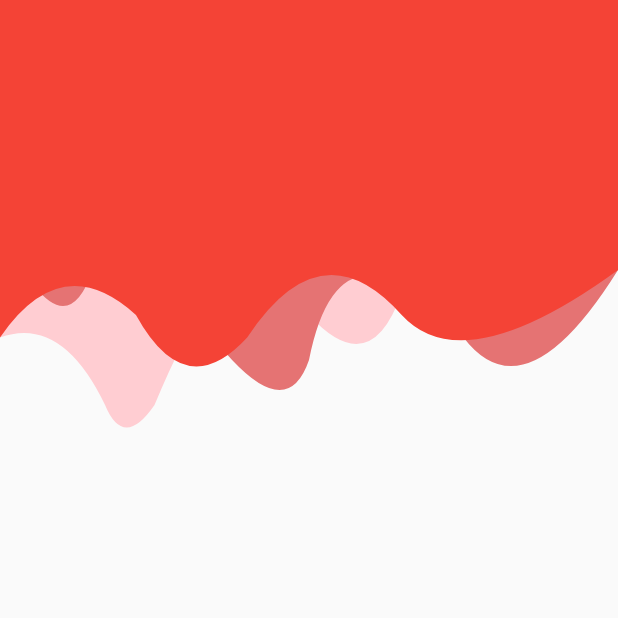
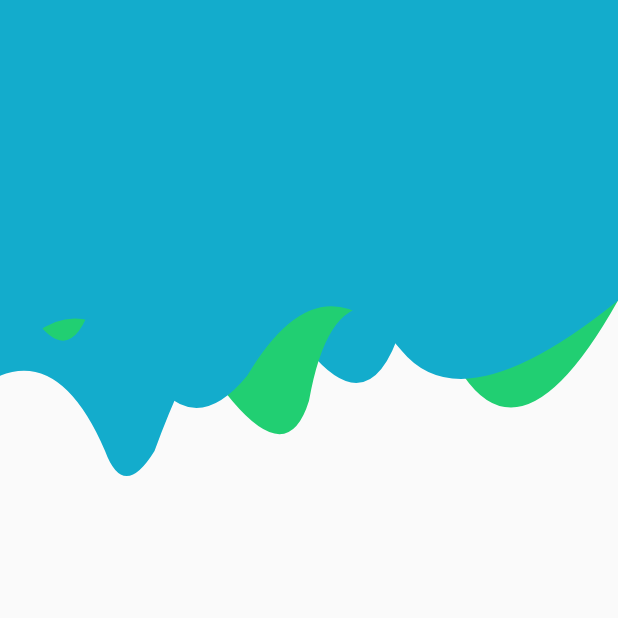
Before and after one commit to xaakib/demo_player, a Flutter app: the screen it shows after launch, on a phone screen of 412 x 824 dp, the top half of it. Run offline on Flutter 3.47's test engine with Material 2 defaults, Android fonts, the phone set to English and light mode, and no system bars.

Commit message:
colors collection is not correct

```diff
--- a/lib/theme/colors.dart
+++ b/lib/theme/colors.dart
@@ -2,9 +2,9 @@
 import 'dart:ui';
 import 'package:flutter/material.dart';
 
-Color colorOne = Colors.red;
-Color colorTwo = Colors.red[300];
-Color colorThree = Colors.red[100];
+Color colorOne = Color(0xff13ACCC);
+Color colorTwo = Color(0xff21CF72);
+Color colorThree = Color(0xff13ACCC);
 
 final appTheme = ThemeData(
   primarySwatch: Colors.red,
--- a/lib/widgets/tabbar_curve.dart
+++ b/lib/widgets/tabbar_curve.dart
@@ -6,7 +6,7 @@ class TopBar extends StatelessWidget {
   Widget build(BuildContext context) {
     return CustomPaint(
       child: Container(
-        height: 300.0,
+        height: 334.0,
       ),
       painter: CurvePainter(),
     );
@@ -21,7 +21,7 @@ class CurvePainter extends CustomPainter{
 
 
   path.lineTo(0, size.height *0.75);
-  path.quadraticBezierTo(size.width* 0.10, size.height*0.70, size.width*0.17, size.height*0.90);
+  path.quadraticBezierTo(size.width* 0.10, size.height*0.70, size.width*0.17, size.height*.90);
   path.quadraticBezierTo(size.width*0.20, size.height, size.width*0.25, size.height*0.90);
   path.quadraticBezierTo(size.width*0.40, size.height*0.40, size.width*0.50, size.height*0.70);
   path.quadraticBezierTo(size.width*0.60, size.height*0.85, size.width*0.65, size.height*0.65);
```
